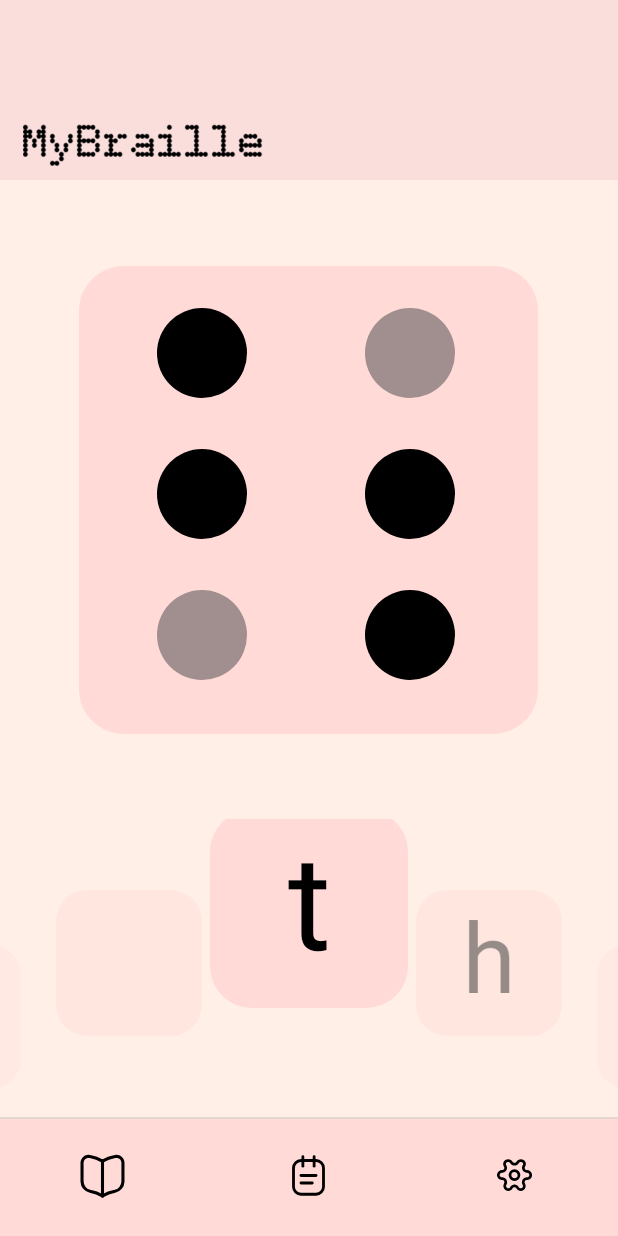
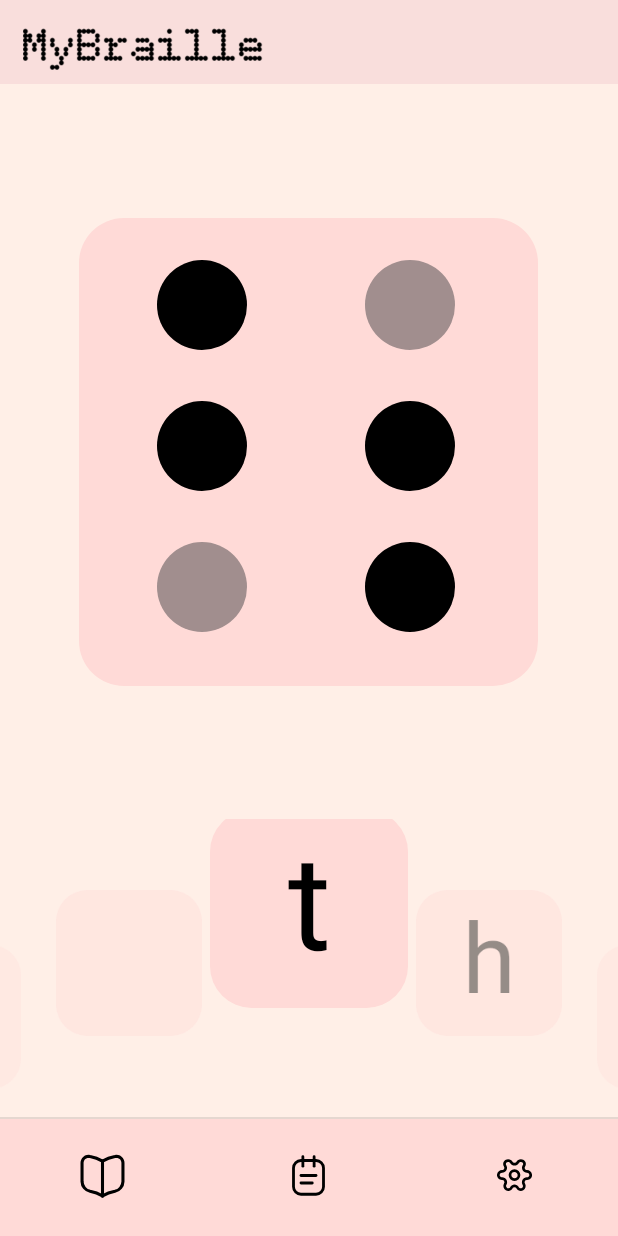
Before and after one commit to Sidd0OP/MyBraille2, an Android app: the screen it shows after launch (ReadActivity), item 2 of the bottom bar chosen, on a phone screen of 412 x 824 dp. Run offline under Robolectric (Android 15) with nearby library versions, the phone set to English and light mode, and no system bars; Roboto replaces fonts that are not available here.

Commit message:
Added pattern to haptics for easy recognition of bumps , fixed bottom bar for all types of phones

```diff
--- a/app/src/main/java/com/example/mybraille/MainActivity.java
+++ b/app/src/main/java/com/example/mybraille/MainActivity.java
@@ -78,7 +78,6 @@ public class MainActivity extends AppCompatActivity{
 
         //hide top menue bar
         setSupportActionBar(findViewById(R.id.toolbar));
-        WindowCompat.getInsetsController(getWindow(), getWindow().getDecorView()).setAppearanceLightStatusBars(true);
         setContentView(R.layout.activity_main);
 
         //bottom navigation bar
--- a/app/src/main/java/com/example/mybraille/ReadActivity.java
+++ b/app/src/main/java/com/example/mybraille/ReadActivity.java
@@ -370,13 +370,9 @@ public class ReadActivity extends AppCompatActivity {
             pos++;
             characterIndex++;
 
-            System.out.println(pos + " " + characterIndex);
-
             recyclerView.smoothScrollToPosition(pos);
             //sets the braille pattern
             setPattern(Sentences.getCharArray()[characterIndex]);
-
-            vibrator.vibrate(50);
 
 
         }else{
@@ -400,7 +396,7 @@ public class ReadActivity extends AppCompatActivity {
 
     private void endOfSentence()
     {
-        System.out.println("end of sentence");
+
 
         listenIcon.setVisibility(View.VISIBLE);
         newSentenceIcon.setVisibility(View.VISIBLE);
@@ -433,7 +429,7 @@ public class ReadActivity extends AppCompatActivity {
 
 
         //load all sentence audio
-        for (int i = 1; i <= 37; i++ ) {
+        for (int i = 1; i <= 38; i++ ) {
 
             int soundIndex = i - 1;
             String resName = "audio_" + i;
--- a/app/src/main/res/layout/activity_read.xml
+++ b/app/src/main/res/layout/activity_read.xml
@@ -12,7 +12,7 @@
     <androidx.appcompat.widget.Toolbar
         android:id="@+id/toolbar2"
         android:layout_width="match_parent"
-        android:layout_height="120dp"
+        android:layout_height="wrap_content"
         android:background="@drawable/bottom_slider"
         android:minHeight="?attr/actionBarSize"
         android:theme="?attr/actionBarTheme"
--- a/app/src/main/res/values-night/themes.xml
+++ b/app/src/main/res/values-night/themes.xml
@@ -2,7 +2,8 @@
     <!-- Base application theme. -->
     <style name="Theme.MyBraille" parent="Theme.AppCompat.DayNight.NoActionBar">
 
-        <item name="android:statusBarColor">@color/white</item>
+        <item name="android:statusBarColor">?attr/toolBarColor</item>
+        <item name="android:windowLightStatusBar">false</item>
         <item name="navBarItemColor">@color/white</item>
 
         <!-- Primary brand color. -->
--- a/app/src/main/res/values/themes.xml
+++ b/app/src/main/res/values/themes.xml
@@ -2,7 +2,9 @@
 
     <style name="Theme.MyBraille" parent="Theme.AppCompat.Light.NoActionBar">
 
-        <item name="android:statusBarColor">@color/black</item>
+
+        <item name="android:statusBarColor">?attr/toolBarColor</item>
+        <item name="android:windowLightStatusBar">true</item>
         <item name="navBarItemColor">@color/black</item>
 
         <item name="toolBarColor">@color/toolBarColorLight</item>
@@ -20,6 +22,10 @@
         <item name="seperatorColor">@color/seperatorColorLight</item>
         <item name="fontColorAct1">@color/black</item>
 
+        <item name="android:navigationBarColor">?attr/bottomBarColor</item>
+        <item name="android:windowLightNavigationBar" tools:targetApi="27">true</item>
+
+
 
     </style>
 </resources>
```
Also changed, not shown: app/src/main/java/com/example/mybraille/dot/DotController.java (+10 -24 lines).
